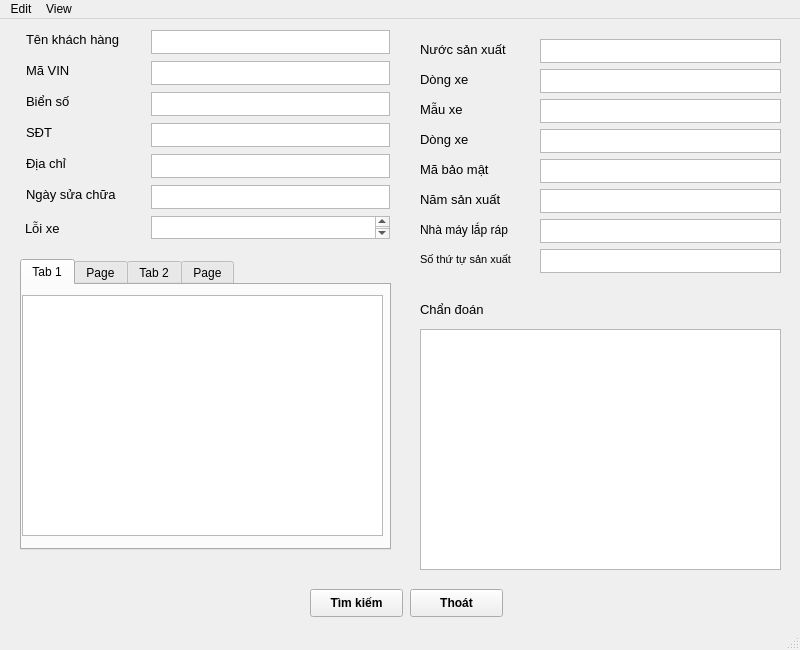
Old version of the form GUI/GUIdisplay.ui in the repository Vuchauduytung/LuanVan.
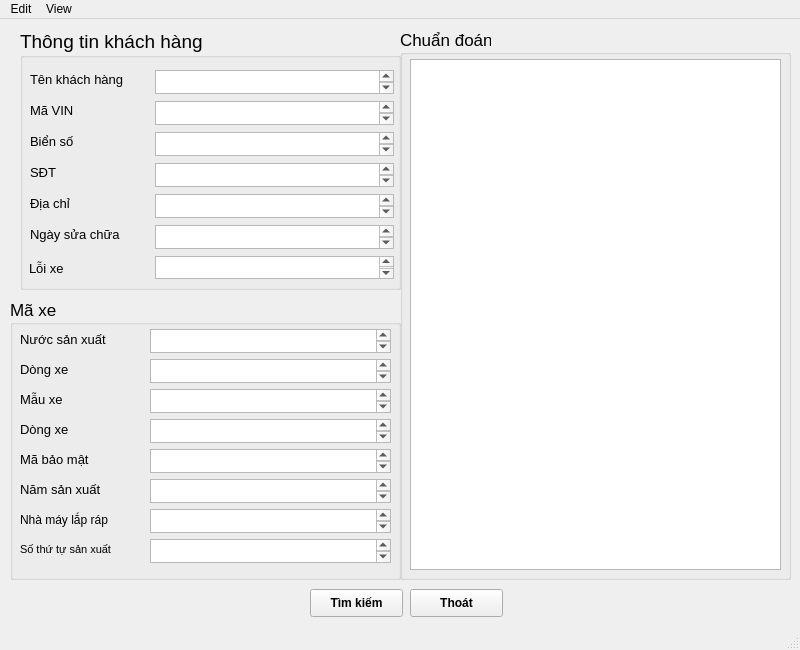
New version of the form.

Patch:
```diff
--- a/GUI/GUIdisplay.ui
+++ b/GUI/GUIdisplay.ui
@@ -14,20 +14,76 @@
    <string>MainWindow</string>
   </property>
   <widget class="QWidget" name="centralwidget">
-   <widget class="QWidget" name="widget" native="true">
+   <widget class="QWidget" name="widget_4" native="true">
     <property name="geometry">
      <rect>
-      <x>10</x>
+      <x>270</x>
+      <y>560</y>
+      <width>271</width>
+      <height>41</height>
+     </rect>
+    </property>
+    <widget class="QPushButton" name="b_cancel">
+     <property name="geometry">
+      <rect>
+       <x>140</x>
+       <y>10</y>
+       <width>93</width>
+       <height>28</height>
+      </rect>
+     </property>
+     <property name="font">
+      <font>
+       <weight>75</weight>
+       <bold>true</bold>
+      </font>
+     </property>
+     <property name="text">
+      <string>Thoát</string>
+     </property>
+    </widget>
+    <widget class="QPushButton" name="b_search">
+     <property name="geometry">
+      <rect>
+       <x>40</x>
+       <y>10</y>
+       <width>93</width>
+       <height>28</height>
+      </rect>
+     </property>
+     <property name="font">
+      <font>
+       <weight>75</weight>
+       <bold>true</bold>
+      </font>
+     </property>
+     <property name="text">
+      <string>Tìm kiếm</string>
+     </property>
+    </widget>
+   </widget>
+   <widget class="QGroupBox" name="groupBox">
+    <property name="geometry">
+     <rect>
+      <x>20</x>
       <y>10</y>
-      <width>391</width>
-      <height>221</height>
+      <width>381</width>
+      <height>261</height>
      </rect>
     </property>
+    <property name="font">
+     <font>
+      <pointsize>14</pointsize>
+     </font>
+    </property>
+    <property name="title">
+     <string>Thông tin khách hàng</string>
+    </property>
     <widget class="QLabel" name="label_address">
      <property name="geometry">
       <rect>
-       <x>16</x>
-       <y>124</y>
+       <x>10</x>
+       <y>164</y>
        <width>51</width>
        <height>21</height>
       </rect>
@@ -41,29 +97,21 @@
       <string>Địa chỉ</string>
      </property>
     </widget>
-    <widget class="QLabel" name="label_num_phone">
+    <widget class="QTextEdit" name="t_num_phone">
      <property name="geometry">
       <rect>
-       <x>16</x>
-       <y>93</y>
-       <width>31</width>
-       <height>21</height>
+       <x>135</x>
+       <y>134</y>
+       <width>239</width>
+       <height>24</height>
       </rect>
      </property>
-     <property name="font">
-      <font>
-       <pointsize>10</pointsize>
-      </font>
-     </property>
-     <property name="text">
-      <string>SĐT</string>
-     </property>
     </widget>
     <widget class="QLabel" name="label_name">
      <property name="geometry">
       <rect>
-       <x>16</x>
-       <y>0</y>
+       <x>10</x>
+       <y>40</y>
        <width>117</width>
        <height>21</height>
       </rect>
@@ -77,11 +125,57 @@
       <string>Tên khách hàng</string>
      </property>
     </widget>
+    <widget class="QTextEdit" name="t_lices_num">
+     <property name="geometry">
+      <rect>
+       <x>135</x>
+       <y>103</y>
+       <width>239</width>
+       <height>24</height>
+      </rect>
+     </property>
+    </widget>
+    <widget class="QLabel" name="label_date_fix_2">
+     <property name="geometry">
+      <rect>
+       <x>9</x>
+       <y>229</y>
+       <width>110</width>
+       <height>21</height>
+      </rect>
+     </property>
+     <property name="font">
+      <font>
+       <pointsize>10</pointsize>
+      </font>
+     </property>
+     <property name="text">
+      <string>Lỗi xe</string>
+     </property>
+    </widget>
+    <widget class="QLabel" name="label_date_fix">
+     <property name="geometry">
+      <rect>
+       <x>10</x>
+       <y>195</y>
+       <width>110</width>
+       <height>21</height>
+      </rect>
+     </property>
+     <property name="font">
+      <font>
+       <pointsize>10</pointsize>
+      </font>
+     </property>
+     <property name="text">
+      <string>Ngày sửa chữa</string>
+     </property>
+    </widget>
     <widget class="QLabel" name="label_lices_num">
      <property name="geometry">
       <rect>
-       <x>16</x>
-       <y>62</y>
+       <x>10</x>
+       <y>102</y>
        <width>55</width>
        <height>21</height>
       </rect>
@@ -95,29 +189,41 @@
       <string>Biển số</string>
      </property>
     </widget>
-    <widget class="QLabel" name="label_date_fix">
+    <widget class="QTextEdit" name="t_fix">
      <property name="geometry">
       <rect>
-       <x>16</x>
-       <y>155</y>
-       <width>110</width>
-       <height>21</height>
+       <x>135</x>
+       <y>227</y>
+       <width>239</width>
+       <height>23</height>
       </rect>
      </property>
-     <property name="font">
-      <font>
-       <pointsize>10</pointsize>
-      </font>
+    </widget>
+    <widget class="QTextEdit" name="t_date">
+     <property name="geometry">
+      <rect>
+       <x>135</x>
+       <y>196</y>
+       <width>239</width>
+       <height>24</height>
+      </rect>
      </property>
-     <property name="text">
-      <string>Ngày sửa chữa</string>
+    </widget>
+    <widget class="QTextEdit" name="t_name">
+     <property name="geometry">
+      <rect>
+       <x>135</x>
+       <y>41</y>
+       <width>239</width>
+       <height>24</height>
+      </rect>
      </property>
     </widget>
     <widget class="QLabel" name="label_num_vin">
      <property name="geometry">
       <rect>
-       <x>16</x>
-       <y>31</y>
+       <x>10</x>
+       <y>71</y>
        <width>54</width>
        <height>21</height>
       </rect>
@@ -131,12 +237,12 @@
       <string>Mã VIN</string>
      </property>
     </widget>
-    <widget class="QLabel" name="label_date_fix_2">
+    <widget class="QLabel" name="label_num_phone">
      <property name="geometry">
       <rect>
-       <x>15</x>
-       <y>189</y>
-       <width>110</width>
+       <x>10</x>
+       <y>133</y>
+       <width>31</width>
        <height>21</height>
       </rect>
      </property>
@@ -146,273 +252,52 @@
       </font>
      </property>
      <property name="text">
-      <string>Lỗi xe</string>
-     </property>
-    </widget>
-    <widget class="QTextEdit" name="t_name">
-     <property name="geometry">
-      <rect>
-       <x>141</x>
-       <y>1</y>
-       <width>239</width>
-       <height>24</height>
-      </rect>
-     </property>
-    </widget>
-    <widget class="QTextEdit" name="t_vin_num">
-     <property name="geometry">
-      <rect>
-       <x>141</x>
-       <y>32</y>
-       <width>239</width>
-       <height>24</height>
-      </rect>
-     </property>
-    </widget>
-    <widget class="QTextEdit" name="t_lices_num">
-     <property name="geometry">
-      <rect>
-       <x>141</x>
-       <y>63</y>
-       <width>239</width>
-       <height>24</height>
-      </rect>
-     </property>
-    </widget>
-    <widget class="QTextEdit" name="t_num_phone">
-     <property name="geometry">
-      <rect>
-       <x>141</x>
-       <y>94</y>
-       <width>239</width>
-       <height>24</height>
-      </rect>
+      <string>SĐT</string>
      </property>
     </widget>
     <widget class="QTextEdit" name="t_address">
      <property name="geometry">
       <rect>
-       <x>141</x>
-       <y>125</y>
+       <x>135</x>
+       <y>165</y>
        <width>239</width>
        <height>24</height>
       </rect>
      </property>
     </widget>
-    <widget class="QTextEdit" name="t_date">
+    <widget class="QTextEdit" name="t_vin_num">
      <property name="geometry">
       <rect>
-       <x>141</x>
-       <y>156</y>
+       <x>135</x>
+       <y>72</y>
        <width>239</width>
        <height>24</height>
       </rect>
      </property>
     </widget>
-    <widget class="QTextEdit" name="t_fix">
-     <property name="geometry">
-      <rect>
-       <x>141</x>
-       <y>187</y>
-       <width>239</width>
-       <height>23</height>
-      </rect>
-     </property>
-    </widget>
    </widget>
-   <widget class="QWidget" name="widget_grap" native="true">
+   <widget class="QGroupBox" name="groupBox_2">
     <property name="geometry">
      <rect>
       <x>10</x>
-      <y>290</y>
+      <y>280</y>
       <width>391</width>
-      <height>251</height>
-     </rect>
-    </property>
-   </widget>
-   <widget class="QWidget" name="widget_2" native="true">
-    <property name="geometry">
-     <rect>
-      <x>410</x>
-      <y>270</y>
-      <width>381</width>
       <height>281</height>
      </rect>
     </property>
-    <widget class="QLabel" name="label">
-     <property name="geometry">
-      <rect>
-       <x>10</x>
-       <y>10</y>
-       <width>81</width>
-       <height>21</height>
-      </rect>
-     </property>
-     <property name="font">
-      <font>
-       <pointsize>10</pointsize>
-      </font>
-     </property>
-     <property name="text">
-      <string>Chẩn đoán</string>
-     </property>
-    </widget>
-    <widget class="QTextEdit" name="t_comment">
-     <property name="geometry">
-      <rect>
-       <x>10</x>
-       <y>40</y>
-       <width>361</width>
-       <height>241</height>
-      </rect>
-     </property>
-    </widget>
-   </widget>
-   <widget class="QWidget" name="widget_4" native="true">
-    <property name="geometry">
-     <rect>
-      <x>270</x>
-      <y>560</y>
-      <width>271</width>
-      <height>41</height>
-     </rect>
+    <property name="font">
+     <font>
+      <pointsize>13</pointsize>
+     </font>
     </property>
-    <widget class="QPushButton" name="b_cancel">
-     <property name="geometry">
-      <rect>
-       <x>140</x>
-       <y>10</y>
-       <width>93</width>
-       <height>28</height>
-      </rect>
-     </property>
-     <property name="font">
-      <font>
-       <weight>75</weight>
-       <bold>true</bold>
-      </font>
-     </property>
-     <property name="text">
-      <string>Thoát</string>
-     </property>
-    </widget>
-    <widget class="QPushButton" name="b_search">
-     <property name="geometry">
-      <rect>
-       <x>40</x>
-       <y>10</y>
-       <width>93</width>
-       <height>28</height>
-      </rect>
-     </property>
-     <property name="font">
-      <font>
-       <weight>75</weight>
-       <bold>true</bold>
-      </font>
-     </property>
-     <property name="text">
-      <string>Tìm kiếm</string>
-     </property>
-    </widget>
-   </widget>
-   <widget class="QTabWidget" name="grap">
-    <property name="geometry">
-     <rect>
-      <x>20</x>
-      <y>240</y>
-      <width>371</width>
-      <height>291</height>
-     </rect>
+    <property name="title">
+     <string>Mã xe </string>
     </property>
-    <property name="currentIndex">
-     <number>0</number>
-    </property>
-    <widget class="QWidget" name="tab">
-     <attribute name="title">
-      <string>Tab 1</string>
-     </attribute>
-     <widget class="QGraphicsView" name="graphicsView">
-      <property name="geometry">
-       <rect>
-        <x>0</x>
-        <y>10</y>
-        <width>361</width>
-        <height>241</height>
-       </rect>
-      </property>
-     </widget>
-    </widget>
-    <widget class="QWidget" name="tab_3">
-     <attribute name="title">
-      <string>Page</string>
-     </attribute>
-     <widget class="QGraphicsView" name="graphicsView_2">
-      <property name="geometry">
-       <rect>
-        <x>0</x>
-        <y>10</y>
-        <width>361</width>
-        <height>241</height>
-       </rect>
-      </property>
-     </widget>
-    </widget>
-    <widget class="QWidget" name="tab_2">
-     <attribute name="title">
-      <string>Tab 2</string>
-     </attribute>
-     <widget class="QGraphicsView" name="graphicsView_3">
-      <property name="geometry">
-       <rect>
-        <x>0</x>
-        <y>10</y>
-        <width>361</width>
-        <height>241</height>
-       </rect>
-      </property>
-     </widget>
-    </widget>
-    <widget class="QWidget" name="tab_4">
-     <attribute name="title">
-      <string>Page</string>
-     </attribute>
-     <widget class="QGraphicsView" name="graphicsView_4">
-      <property name="geometry">
-       <rect>
-        <x>0</x>
-        <y>10</y>
-        <width>361</width>
-        <height>241</height>
-       </rect>
-      </property>
-     </widget>
-    </widget>
-   </widget>
-   <widget class="QWidget" name="widget_vin_num" native="true">
-    <property name="geometry">
-     <rect>
-      <x>410</x>
-      <y>10</y>
-      <width>381</width>
-      <height>251</height>
-     </rect>
-    </property>
-    <widget class="QTextEdit" name="t_name_2">
-     <property name="geometry">
-      <rect>
-       <x>130</x>
-       <y>10</y>
-       <width>241</width>
-       <height>24</height>
-      </rect>
-     </property>
-    </widget>
     <widget class="QLabel" name="label_contry">
      <property name="geometry">
       <rect>
        <x>10</x>
-       <y>10</y>
+       <y>30</y>
        <width>117</width>
        <height>21</height>
       </rect>
@@ -426,123 +311,21 @@
       <string>Nước sản xuất</string>
      </property>
     </widget>
-    <widget class="QTextEdit" name="t_name_3">
+    <widget class="QTextEdit" name="t_name_9">
      <property name="geometry">
       <rect>
-       <x>130</x>
-       <y>40</y>
+       <x>140</x>
+       <y>240</y>
        <width>241</width>
        <height>24</height>
       </rect>
      </property>
     </widget>
-    <widget class="QLabel" name="label_branch">
-     <property name="geometry">
-      <rect>
-       <x>10</x>
-       <y>40</y>
-       <width>117</width>
-       <height>21</height>
-      </rect>
-     </property>
-     <property name="font">
-      <font>
-       <pointsize>10</pointsize>
-      </font>
-     </property>
-     <property name="text">
-      <string>Dòng xe</string>
-     </property>
-    </widget>
-    <widget class="QLabel" name="label_car">
-     <property name="geometry">
-      <rect>
-       <x>10</x>
-       <y>70</y>
-       <width>117</width>
-       <height>21</height>
-      </rect>
-     </property>
-     <property name="font">
-      <font>
-       <pointsize>10</pointsize>
-      </font>
-     </property>
-     <property name="text">
-      <string>Mẫu xe</string>
-     </property>
-    </widget>
-    <widget class="QTextEdit" name="t_name_4">
-     <property name="geometry">
-      <rect>
-       <x>130</x>
-       <y>70</y>
-       <width>241</width>
-       <height>24</height>
-      </rect>
-     </property>
-    </widget>
-    <widget class="QLabel" name="label_name_car">
-     <property name="geometry">
-      <rect>
-       <x>10</x>
-       <y>100</y>
-       <width>117</width>
-       <height>21</height>
-      </rect>
-     </property>
-     <property name="font">
-      <font>
-       <pointsize>10</pointsize>
-      </font>
-     </property>
-     <property name="text">
-      <string>Dòng xe</string>
-     </property>
-    </widget>
-    <widget class="QTextEdit" name="t_name_5">
-     <property name="geometry">
-      <rect>
-       <x>130</x>
-       <y>100</y>
-       <width>241</width>
-       <height>24</height>
-      </rect>
-     </property>
-    </widget>
-    <widget class="QTextEdit" name="t_name_6">
-     <property name="geometry">
-      <rect>
-       <x>130</x>
-       <y>130</y>
-       <width>241</width>
-       <height>24</height>
-      </rect>
-     </property>
-    </widget>
-    <widget class="QLabel" name="label_sec_num">
-     <property name="geometry">
-      <rect>
-       <x>10</x>
-       <y>130</y>
-       <width>117</width>
-       <height>21</height>
-      </rect>
-     </property>
-     <property name="font">
-      <font>
-       <pointsize>10</pointsize>
-      </font>
-     </property>
-     <property name="text">
-      <string>Mã bảo mật</string>
-     </property>
-    </widget>
     <widget class="QTextEdit" name="t_name_7">
      <property name="geometry">
       <rect>
-       <x>130</x>
-       <y>160</y>
+       <x>140</x>
+       <y>180</y>
        <width>241</width>
        <height>24</height>
       </rect>
@@ -552,7 +335,7 @@
      <property name="geometry">
       <rect>
        <x>10</x>
-       <y>160</y>
+       <y>180</y>
        <width>117</width>
        <height>21</height>
       </rect>
@@ -566,29 +349,39 @@
       <string>Năm sản xuất</string>
      </property>
     </widget>
-    <widget class="QLabel" name="label_factor">
-     <property name="geometry">
-      <rect>
-       <x>10</x>
-       <y>190</y>
-       <width>131</width>
-       <height>21</height>
-      </rect>
-     </property>
-     <property name="font">
-      <font>
-       <pointsize>9</pointsize>
-      </font>
-     </property>
-     <property name="text">
-      <string>Nhà máy lắp ráp</string>
-     </property>
-    </widget>
     <widget class="QTextEdit" name="t_name_8">
      <property name="geometry">
       <rect>
-       <x>130</x>
-       <y>190</y>
+       <x>140</x>
+       <y>210</y>
+       <width>241</width>
+       <height>24</height>
+      </rect>
+     </property>
+    </widget>
+    <widget class="QLabel" name="label_sec_num">
+     <property name="geometry">
+      <rect>
+       <x>10</x>
+       <y>150</y>
+       <width>117</width>
+       <height>21</height>
+      </rect>
+     </property>
+     <property name="font">
+      <font>
+       <pointsize>10</pointsize>
+      </font>
+     </property>
+     <property name="text">
+      <string>Mã bảo mật</string>
+     </property>
+    </widget>
+    <widget class="QTextEdit" name="t_name_2">
+     <property name="geometry">
+      <rect>
+       <x>140</x>
+       <y>30</y>
        <width>241</width>
        <height>24</height>
       </rect>
@@ -598,7 +391,7 @@
      <property name="geometry">
       <rect>
        <x>10</x>
-       <y>220</y>
+       <y>240</y>
        <width>117</width>
        <height>21</height>
       </rect>
@@ -612,13 +405,153 @@
       <string>Số thứ tự sản xuất</string>
      </property>
     </widget>
-    <widget class="QTextEdit" name="t_name_9">
+    <widget class="QTextEdit" name="t_name_4">
      <property name="geometry">
       <rect>
-       <x>130</x>
-       <y>220</y>
+       <x>140</x>
+       <y>90</y>
        <width>241</width>
        <height>24</height>
+      </rect>
+     </property>
+    </widget>
+    <widget class="QLabel" name="label_factor">
+     <property name="geometry">
+      <rect>
+       <x>10</x>
+       <y>210</y>
+       <width>131</width>
+       <height>21</height>
+      </rect>
+     </property>
+     <property name="font">
+      <font>
+       <pointsize>9</pointsize>
+      </font>
+     </property>
+     <property name="text">
+      <string>Nhà máy lắp ráp</string>
+     </property>
+    </widget>
+    <widget class="QTextEdit" name="t_name_6">
+     <property name="geometry">
+      <rect>
+       <x>140</x>
+       <y>150</y>
+       <width>241</width>
+       <height>24</height>
+      </rect>
+     </property>
+    </widget>
+    <widget class="QTextEdit" name="t_name_5">
+     <property name="geometry">
+      <rect>
+       <x>140</x>
+       <y>120</y>
+       <width>241</width>
+       <height>24</height>
+      </rect>
+     </property>
+    </widget>
+    <widget class="QLabel" name="label_car">
+     <property name="geometry">
+      <rect>
+       <x>10</x>
+       <y>90</y>
+       <width>117</width>
+       <height>21</height>
+      </rect>
+     </property>
+     <property name="font">
+      <font>
+       <pointsize>10</pointsize>
+      </font>
+     </property>
+     <property name="text">
+      <string>Mẫu xe</string>
+     </property>
+    </widget>
+    <widget class="QTextEdit" name="t_name_3">
+     <property name="geometry">
+      <rect>
+       <x>140</x>
+       <y>60</y>
+       <width>241</width>
+       <height>24</height>
+      </rect>
+     </property>
+    </widget>
+    <widget class="QLabel" name="label_name_car">
+     <property name="geometry">
+      <rect>
+       <x>10</x>
+       <y>120</y>
+       <width>117</width>
+       <height>21</height>
+      </rect>
+     </property>
+     <property name="font">
+      <font>
+       <pointsize>10</pointsize>
+      </font>
+     </property>
+     <property name="text">
+      <string>Dòng xe</string>
+     </property>
+    </widget>
+    <widget class="QLabel" name="label_branch">
+     <property name="geometry">
+      <rect>
+       <x>10</x>
+       <y>60</y>
+       <width>117</width>
+       <height>21</height>
+      </rect>
+     </property>
+     <property name="font">
+      <font>
+       <pointsize>10</pointsize>
+      </font>
+     </property>
+     <property name="text">
+      <string>Dòng xe</string>
+     </property>
+    </widget>
+    <widget class="QWidget" name="widget_vin_num" native="true">
+     <property name="geometry">
+      <rect>
+       <x>410</x>
+       <y>-270</y>
+       <width>381</width>
+       <height>251</height>
+      </rect>
+     </property>
+    </widget>
+   </widget>
+   <widget class="QGroupBox" name="groupBox_3">
+    <property name="geometry">
+     <rect>
+      <x>400</x>
+      <y>10</y>
+      <width>391</width>
+      <height>551</height>
+     </rect>
+    </property>
+    <property name="font">
+     <font>
+      <pointsize>13</pointsize>
+     </font>
+    </property>
+    <property name="title">
+     <string>Chuẩn đoán</string>
+    </property>
+    <widget class="QTextEdit" name="t_comment">
+     <property name="geometry">
+      <rect>
+       <x>10</x>
+       <y>30</y>
+       <width>371</width>
+       <height>511</height>
       </rect>
      </property>
     </widget>
```
